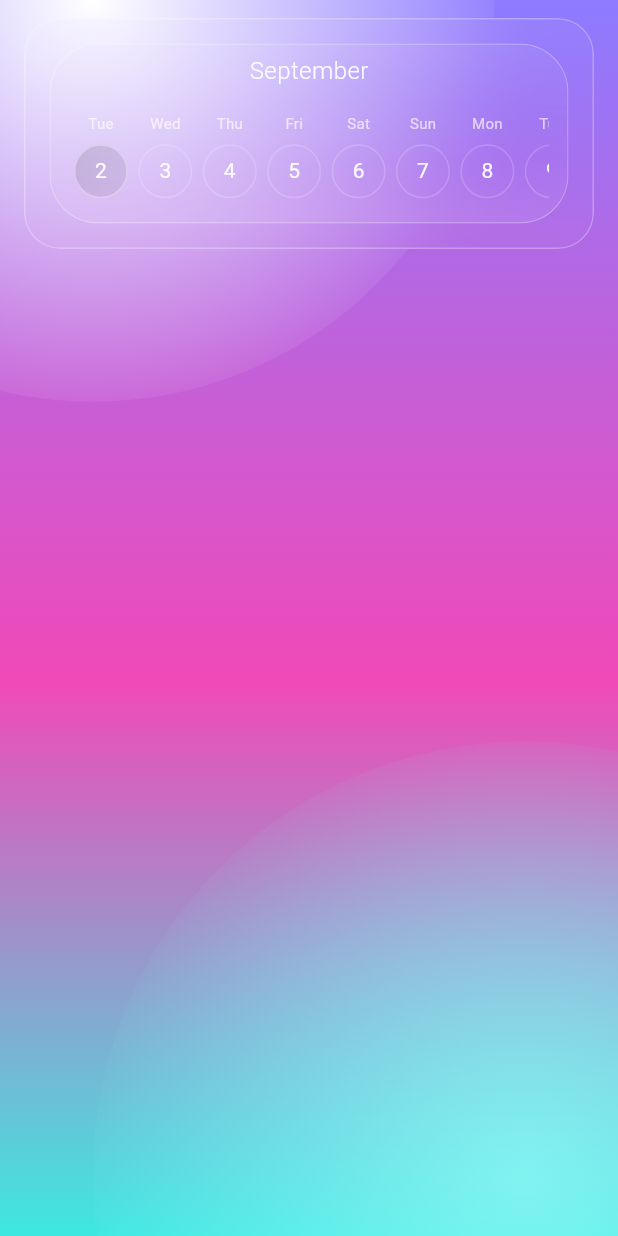
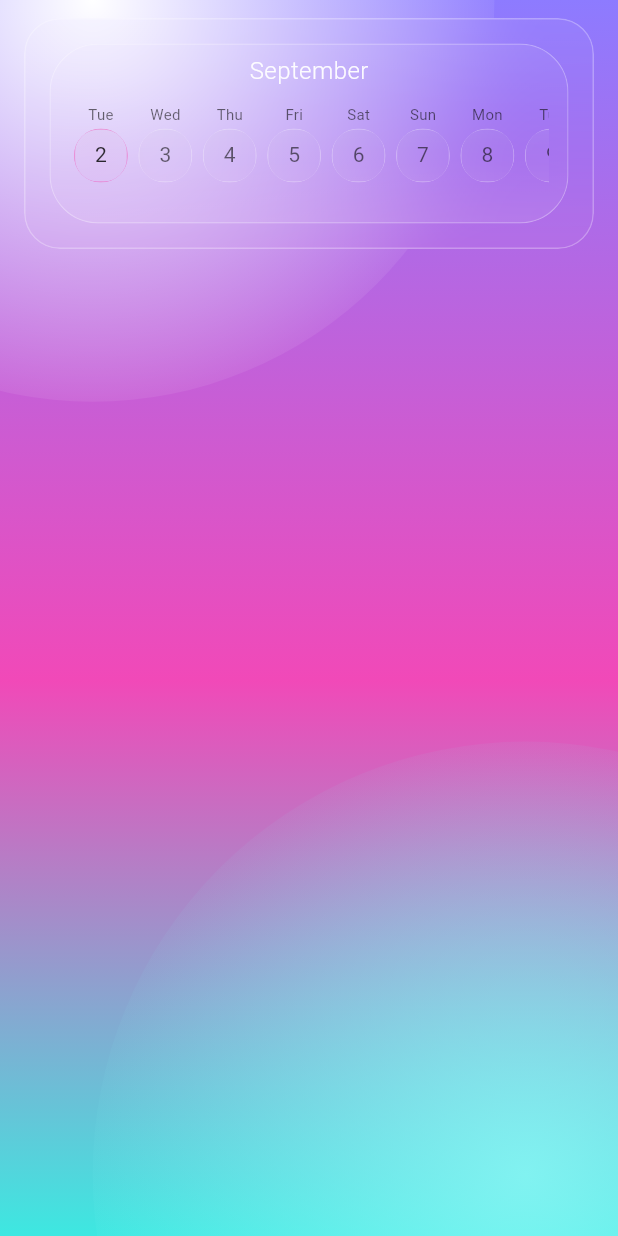
Before and after one commit to FertVad/rehearsal_app, a Flutter app: the DashboardPage screen opened by its route, on a phone screen of 412 x 824 dp. Run offline on Flutter 3.47's test engine with Material 3 defaults, Android fonts, the phone set to English and light mode, and no system bars; our stand-ins replace drift, flutter_riverpod, go_router, timezone; accounts and stored records are empty; generated files the repository leaves out were written again; Roboto replaces fonts that are missing (SF Pro).

```diff
--- a/lib/features/dashboard/widgets/day_scroller.dart
+++ b/lib/features/dashboard/widgets/day_scroller.dart
@@ -6,6 +6,7 @@ import 'package:rehearsal_app/core/design_system/app_colors.dart';
 import 'package:rehearsal_app/core/design_system/app_spacing.dart';
 import 'package:rehearsal_app/core/design_system/app_typography.dart';
 import 'package:rehearsal_app/core/design_system/haptics.dart';
+import 'package:rehearsal_app/core/design_system/calendar_components.dart';
 
 /// A glassy, horizontally scrollable strip of days with:
 ///  • centered month label (updates as you scroll)
@@ -137,10 +138,8 @@ class _DayScrollerState extends State<DayScroller> {
   @override
   Widget build(BuildContext context) {
     final radius = Radius.circular(widget.radius);
-    final isLight = widget.backgroundBrightness == Brightness.light;
     final brightness = widget.backgroundBrightness;
     final textColor = AppColors.onGlassText(brightness);
-    final strokeColor = AppColors.onGlassText(brightness);
 
     // glass palette from design tokens
     final baseFill = AppColors.glassBase(brightness);
@@ -213,13 +212,15 @@ class _DayScrollerState extends State<DayScroller> {
                         final bool hasEvent =
                             widget.eventPredicate?.call(date) ?? false;
                         return Center(
-                          child: _DayDroplet(
-                            date: date,
-                            selected: isSelected,
-                            hasEvent: hasEvent,
-                            textColor: textColor,
-                            strokeColor: strokeColor,
-                            isLightBackground: isLight,
+                          child: SizedBox(
+                            width: 52,
+                            child: CalendarDayButton(
+                              day: date,
+                              isSelected: isSelected,
+                              hasEvent: hasEvent,
+                              size: 36,
+                              onTap: null,
+                            ),
                           ),
                         );
                       },
@@ -248,109 +249,3 @@ class _MonthText extends StatelessWidget {
     );
   }
 }
-
-class _DayDroplet extends StatelessWidget {
-  const _DayDroplet({
-    required this.date,
-    required this.selected,
-    required this.hasEvent,
-    required this.textColor,
-    required this.strokeColor,
-    required this.isLightBackground,
-  });
-
-  final DateTime date;
-  final bool selected;
-  final bool hasEvent;
-  final Color textColor;
-  final Color strokeColor;
-  final bool isLightBackground;
-
-  String get _weekdayShort {
-    const map = {
-      DateTime.monday: 'Mon',
-      DateTime.tuesday: 'Tue',
-      DateTime.wednesday: 'Wed',
-      DateTime.thursday: 'Thu',
-      DateTime.friday: 'Fri',
-      DateTime.saturday: 'Sat',
-      DateTime.sunday: 'Sun',
-    };
-    return map[date.weekday] ?? '';
-  }
-
-  @override
-  Widget build(BuildContext context) {
-    final Color baseStroke = strokeColor.withValues(
-      alpha: selected ? 0.35 : 0.18,
-    );
-    final Color numeral = textColor;
-
-    return SizedBox(
-      width: 52,
-      child: Column(
-        mainAxisAlignment: MainAxisAlignment.end,
-        children: [
-          // Weekday label
-          Opacity(
-            opacity: 0.7,
-            child: Text(
-              _weekdayShort,
-              style:
-                  AppTypography.calendarWeekday.copyWith(color: textColor),
-            ),
-          ),
-          const SizedBox(height: AppSpacing.sm),
-
-          // Droplet shape with number inside
-          Container(
-            width: 36,
-            height: 36,
-            decoration: BoxDecoration(
-              shape: BoxShape.circle,
-              border: Border.all(color: baseStroke, width: 1),
-              gradient: selected
-                  ? LinearGradient(
-                      begin: Alignment.topLeft,
-                      end: Alignment.bottomRight,
-                      colors: isLightBackground
-                          ? [
-                              AppColors.black.withValues(alpha: 0.13),
-                              AppColors.black.withValues(alpha: 0.06),
-                            ]
-                          : [
-                              AppColors.white.withValues(alpha: 0.13),
-                              AppColors.white.withValues(alpha: 0.06),
-                            ],
-                    )
-                  : null,
-            ),
-            child: Center(
-              child: Text(
-                '${date.day}',
-                style:
-                    AppTypography.calendarDay.copyWith(color: numeral),
-              ),
-            ),
-          ),
-
-          const SizedBox(height: AppSpacing.xs),
-
-          // Event dot
-          AnimatedOpacity(
-            duration: const Duration(milliseconds: 180),
-            opacity: hasEvent ? 1.0 : 0.0,
-            child: Container(
-              width: AppSpacing.xs,
-              height: AppSpacing.xs,
-              decoration: const BoxDecoration(
-                color: AppColors.accentHotPink,
-                shape: BoxShape.circle,
-              ),
-            ),
-          ),
-        ],
-      ),
-    );
-  }
-}
```
Also changed, not shown: lib/core/ui/glass.dart (deleted, +0 -108 lines), lib/core/ui/liquid_glass_panel.dart (deleted, +0 -179 lines), lib/features/availability/presentation/widgets/calendar_grid.dart (+5 -37 lines).
